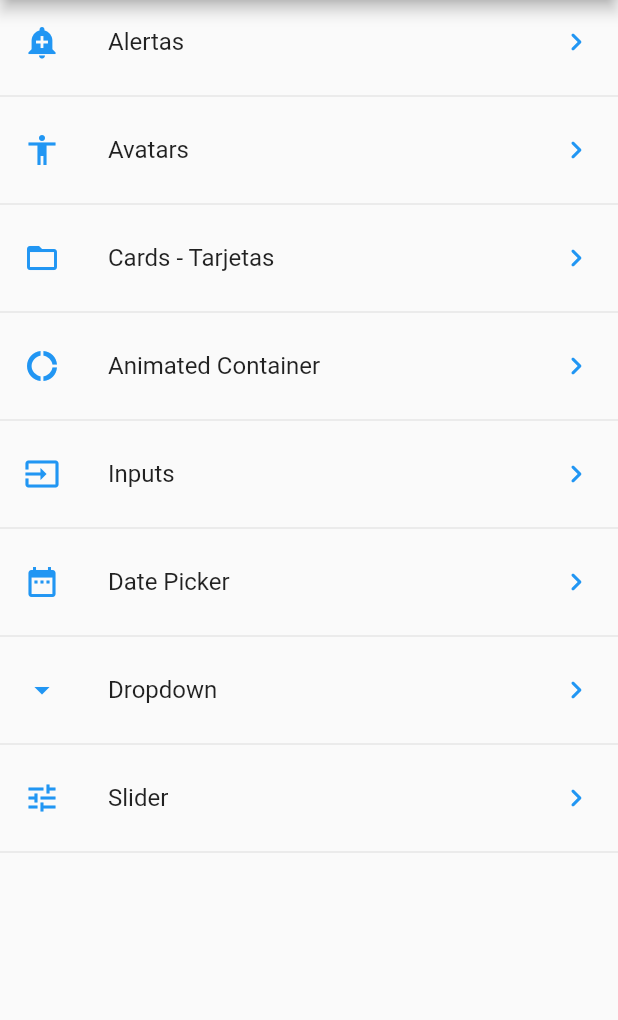
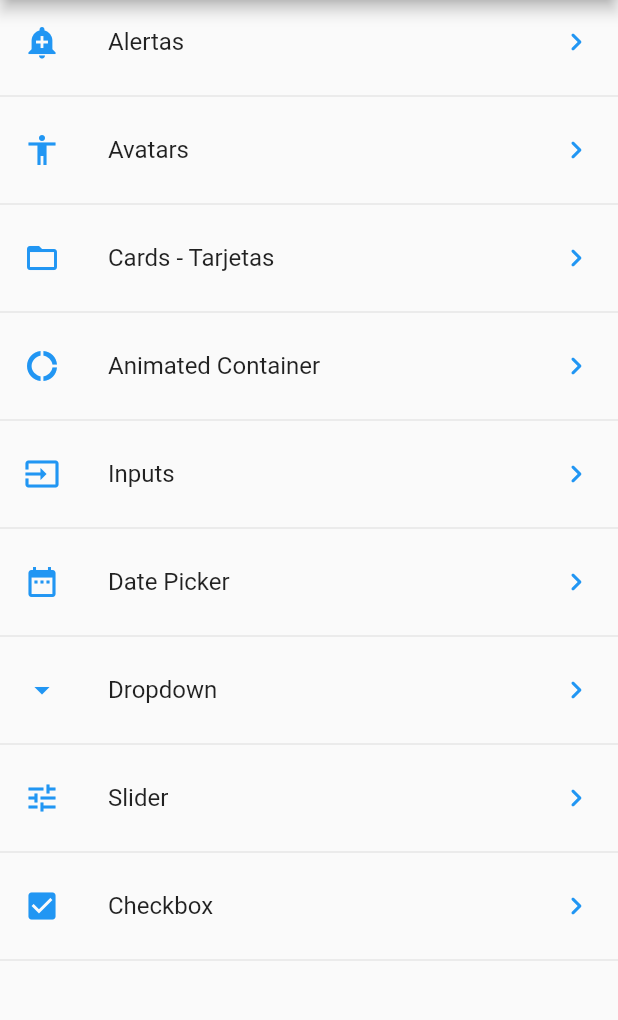
Before and after one commit to IdGalarzaSa/components_list, a Flutter app: the screen it shows after launch, on a phone screen of 412 x 824 dp, the part 84-1104 px from its top. Run offline on Flutter 3.47's test engine with Material 2 defaults, Android fonts, the phone set to English and light mode, and no system bars.

Commit message:
checkbox

```diff
--- a/lib/data/menu_opts.json
+++ b/lib/data/menu_opts.json
@@ -40,6 +40,11 @@
             "ruta": "slider",
             "icon": "tune",
             "texto": "Slider"
+        },
+        {
+            "ruta": "checkbox",
+            "icon": "checkbox",
+            "texto": "Checkbox"
         }
     ]
 }
--- a/lib/src/routes/routes.dart
+++ b/lib/src/routes/routes.dart
@@ -1,5 +1,6 @@
 import 'package:components_list/src/pages/animated_container_page.dart';
 import 'package:components_list/src/pages/card_page.dart';
+import 'package:components_list/src/pages/checkbox_page.dart';
 import 'package:components_list/src/pages/date_picker_page.dart';
 import 'package:components_list/src/pages/dropdown_page.dart';
 import 'package:components_list/src/pages/inputs_page.dart';
@@ -8,6 +9,7 @@ import 'package:flutter/cupertino.dart';
 import 'package:components_list/src/pages/alert_page.dart';
 import 'package:components_list/src/pages/avatar_page.dart';
 import 'package:components_list/src/pages/home_page.dart';
+import 'package:flutter/material.dart';
 
 Map<String, WidgetBuilder> getAplicationRoutes() {
   final appRoutes = <String, WidgetBuilder>{
@@ -20,6 +22,7 @@ Map<String, WidgetBuilder> getAplicationRoutes() {
     "datePicker": (BuildContext context) => DatePickerPage(),
     "dropdown": (BuildContext context) => DropdownPage(),
     "slider": (BuildContext context) => SliderPage(),
+    "checkbox": (BuildContext context) => CheckboxPage(),
   };
   return appRoutes;
 }
--- a/lib/src/utils/icons_string_utils.dart
+++ b/lib/src/utils/icons_string_utils.dart
@@ -9,7 +9,7 @@ final _icons = <String, IconData>{
   "date": Icons.date_range,
   "list": Icons.arrow_drop_down,
   "tune": Icons.tune,
-  "check_box": Icons.check_box,
+  "checkbox": Icons.check_box,
 };
 
 Icon getIcon(String iconName) {
```
Also changed, not shown: lib/src/pages/checkbox_page.dart (added, +58 -0 lines).
